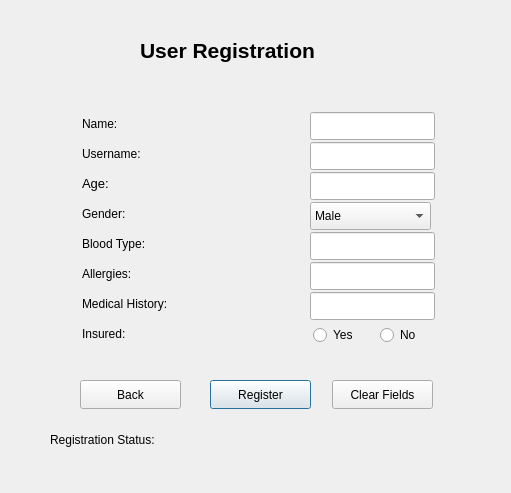
This is userregisterwindow.ui in KirolousFouty/Hospital_Project as Qt 5 draws it before an edit. The edited form follows.
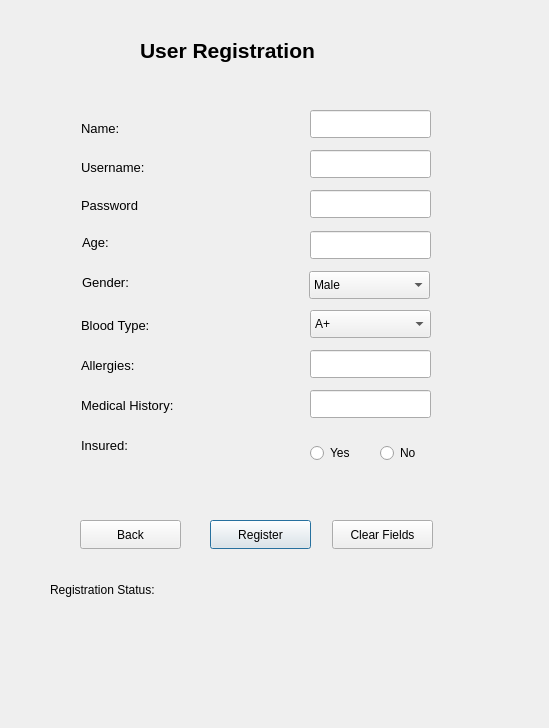
This is the edited form.

What changed in the file:
```diff
--- a/userregisterwindow.ui
+++ b/userregisterwindow.ui
@@ -6,8 +6,8 @@
    <rect>
     <x>0</x>
     <y>0</y>
-    <width>511</width>
-    <height>493</height>
+    <width>549</width>
+    <height>728</height>
    </rect>
   </property>
   <property name="windowTitle">
@@ -35,15 +35,15 @@
   <widget class="QLabel" name="nameTitle">
    <property name="geometry">
     <rect>
-     <x>82</x>
-     <y>112</y>
-     <width>50</width>
-     <height>23</height>
+     <x>81</x>
+     <y>113</y>
+     <width>131</width>
+     <height>31</height>
     </rect>
    </property>
    <property name="font">
     <font>
-     <pointsize>9</pointsize>
+     <pointsize>10</pointsize>
     </font>
    </property>
    <property name="text">
@@ -53,15 +53,15 @@
   <widget class="QLabel" name="usernameTitle">
    <property name="geometry">
     <rect>
-     <x>82</x>
-     <y>142</y>
-     <width>81</width>
-     <height>23</height>
+     <x>81</x>
+     <y>152</y>
+     <width>131</width>
+     <height>31</height>
     </rect>
    </property>
    <property name="font">
     <font>
-     <pointsize>9</pointsize>
+     <pointsize>10</pointsize>
     </font>
    </property>
    <property name="text">
@@ -72,7 +72,7 @@
    <property name="geometry">
     <rect>
      <x>82</x>
-     <y>172</y>
+     <y>231</y>
      <width>34</width>
      <height>23</height>
     </rect>
@@ -90,14 +90,14 @@
    <property name="geometry">
     <rect>
      <x>82</x>
-     <y>202</y>
+     <y>271</y>
      <width>60</width>
      <height>23</height>
     </rect>
    </property>
    <property name="font">
     <font>
-     <pointsize>9</pointsize>
+     <pointsize>10</pointsize>
     </font>
    </property>
    <property name="text">
@@ -107,15 +107,15 @@
   <widget class="QLabel" name="bloodTypeTitle">
    <property name="geometry">
     <rect>
-     <x>82</x>
-     <y>232</y>
-     <width>88</width>
-     <height>23</height>
+     <x>81</x>
+     <y>310</y>
+     <width>131</width>
+     <height>31</height>
     </rect>
    </property>
    <property name="font">
     <font>
-     <pointsize>9</pointsize>
+     <pointsize>10</pointsize>
     </font>
    </property>
    <property name="text">
@@ -125,15 +125,15 @@
   <widget class="QLabel" name="allergiesTitle">
    <property name="geometry">
     <rect>
-     <x>82</x>
-     <y>262</y>
-     <width>68</width>
-     <height>23</height>
+     <x>81</x>
+     <y>350</y>
+     <width>131</width>
+     <height>31</height>
     </rect>
    </property>
    <property name="font">
     <font>
-     <pointsize>9</pointsize>
+     <pointsize>10</pointsize>
     </font>
    </property>
    <property name="text">
@@ -143,15 +143,15 @@
   <widget class="QLabel" name="insuredTitle">
    <property name="geometry">
     <rect>
-     <x>82</x>
-     <y>322</y>
-     <width>61</width>
-     <height>23</height>
+     <x>81</x>
+     <y>430</y>
+     <width>131</width>
+     <height>31</height>
     </rect>
    </property>
    <property name="font">
     <font>
-     <pointsize>9</pointsize>
+     <pointsize>10</pointsize>
     </font>
    </property>
    <property name="text">
@@ -161,15 +161,15 @@
   <widget class="QLabel" name="medicalHistoryTitle">
    <property name="geometry">
     <rect>
-     <x>82</x>
-     <y>292</y>
-     <width>121</width>
-     <height>23</height>
+     <x>81</x>
+     <y>390</y>
+     <width>131</width>
+     <height>31</height>
     </rect>
    </property>
    <property name="font">
     <font>
-     <pointsize>9</pointsize>
+     <pointsize>10</pointsize>
     </font>
    </property>
    <property name="text">
@@ -180,8 +180,8 @@
    <property name="geometry">
     <rect>
      <x>310</x>
-     <y>112</y>
-     <width>125</width>
+     <y>110</y>
+     <width>121</width>
      <height>28</height>
     </rect>
    </property>
@@ -190,8 +190,8 @@
    <property name="geometry">
     <rect>
      <x>310</x>
-     <y>142</y>
-     <width>125</width>
+     <y>150</y>
+     <width>121</width>
      <height>28</height>
     </rect>
    </property>
@@ -200,8 +200,8 @@
    <property name="geometry">
     <rect>
      <x>310</x>
-     <y>172</y>
-     <width>125</width>
+     <y>231</y>
+     <width>121</width>
      <height>28</height>
     </rect>
    </property>
@@ -209,8 +209,8 @@
   <widget class="QRadioButton" name="insuredYesRadioButton">
    <property name="geometry">
     <rect>
-     <x>313</x>
-     <y>322</y>
+     <x>310</x>
+     <y>440</y>
      <width>50</width>
      <height>26</height>
     </rect>
@@ -223,7 +223,7 @@
    <property name="geometry">
     <rect>
      <x>380</x>
-     <y>322</y>
+     <y>440</y>
      <width>49</width>
      <height>26</height>
     </rect>
@@ -235,8 +235,8 @@
   <widget class="QComboBox" name="genderComboBox">
    <property name="geometry">
     <rect>
-     <x>310</x>
-     <y>202</y>
+     <x>309</x>
+     <y>271</y>
      <width>121</width>
      <height>28</height>
     </rect>
@@ -257,22 +257,12 @@
     </property>
    </item>
   </widget>
-  <widget class="QLineEdit" name="bloodTypesDisplay">
-   <property name="geometry">
-    <rect>
-     <x>310</x>
-     <y>232</y>
-     <width>125</width>
-     <height>28</height>
-    </rect>
-   </property>
-  </widget>
   <widget class="QLineEdit" name="allergiesDisplay">
    <property name="geometry">
     <rect>
      <x>310</x>
-     <y>262</y>
-     <width>125</width>
+     <y>350</y>
+     <width>121</width>
      <height>28</height>
     </rect>
    </property>
@@ -281,8 +271,8 @@
    <property name="geometry">
     <rect>
      <x>310</x>
-     <y>292</y>
-     <width>125</width>
+     <y>390</y>
+     <width>121</width>
      <height>28</height>
     </rect>
    </property>
@@ -291,7 +281,7 @@
    <property name="geometry">
     <rect>
      <x>210</x>
-     <y>380</y>
+     <y>520</y>
      <width>101</width>
      <height>29</height>
     </rect>
@@ -304,7 +294,7 @@
    <property name="geometry">
     <rect>
      <x>50</x>
-     <y>430</y>
+     <y>580</y>
      <width>431</width>
      <height>20</height>
     </rect>
@@ -317,7 +307,7 @@
    <property name="geometry">
     <rect>
      <x>332</x>
-     <y>380</y>
+     <y>520</y>
      <width>101</width>
      <height>29</height>
     </rect>
@@ -330,7 +320,7 @@
    <property name="geometry">
     <rect>
      <x>80</x>
-     <y>380</y>
+     <y>520</y>
      <width>101</width>
      <height>29</height>
     </rect>
@@ -339,6 +329,84 @@
     <string>Back</string>
    </property>
   </widget>
+  <widget class="QLabel" name="label">
+   <property name="geometry">
+    <rect>
+     <x>81</x>
+     <y>190</y>
+     <width>131</width>
+     <height>31</height>
+    </rect>
+   </property>
+   <property name="font">
+    <font>
+     <pointsize>10</pointsize>
+    </font>
+   </property>
+   <property name="text">
+    <string>Password</string>
+   </property>
+  </widget>
+  <widget class="QComboBox" name="bloodTypeComboBox">
+   <property name="geometry">
+    <rect>
+     <x>310</x>
+     <y>310</y>
+     <width>121</width>
+     <height>28</height>
+    </rect>
+   </property>
+   <item>
+    <property name="text">
+     <string>A+</string>
+    </property>
+   </item>
+   <item>
+    <property name="text">
+     <string>A-</string>
+    </property>
+   </item>
+   <item>
+    <property name="text">
+     <string>B+</string>
+    </property>
+   </item>
+   <item>
+    <property name="text">
+     <string>B-</string>
+    </property>
+   </item>
+   <item>
+    <property name="text">
+     <string>O+</string>
+    </property>
+   </item>
+   <item>
+    <property name="text">
+     <string>O-</string>
+    </property>
+   </item>
+   <item>
+    <property name="text">
+     <string>AB+</string>
+    </property>
+   </item>
+   <item>
+    <property name="text">
+     <string>AB-</string>
+    </property>
+   </item>
+  </widget>
+  <widget class="QLineEdit" name="passwordDisplay">
+   <property name="geometry">
+    <rect>
+     <x>310</x>
+     <y>190</y>
+     <width>121</width>
+     <height>28</height>
+    </rect>
+   </property>
+  </widget>
  </widget>
  <resources/>
  <connections/>
```
